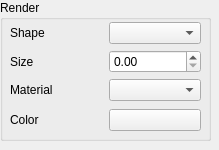
Before: the Qt Designer form Project/grenderwidget.ui in nicobabot/KingGarron_Engine, drawn with Qt 5.
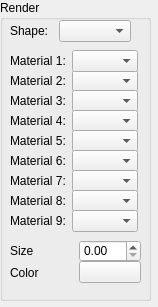
After: the same form once the commit is applied.

```diff
--- a/Project/grenderwidget.ui
+++ b/Project/grenderwidget.ui
@@ -6,8 +6,8 @@
    <rect>
     <x>0</x>
     <y>0</y>
-    <width>219</width>
-    <height>150</height>
+    <width>158</width>
+    <height>307</height>
    </rect>
   </property>
   <property name="windowTitle">
@@ -18,8 +18,8 @@
     <rect>
      <x>0</x>
      <y>0</y>
-     <width>211</width>
-     <height>141</height>
+     <width>151</width>
+     <height>301</height>
     </rect>
    </property>
    <property name="minimumSize">
@@ -35,20 +35,214 @@
     <property name="geometry">
      <rect>
       <x>10</x>
-      <y>20</y>
-      <width>191</width>
-      <height>113</height>
+      <y>70</y>
+      <width>128</width>
+      <height>22</height>
      </rect>
     </property>
-    <layout class="QVBoxLayout" name="verticalLayout_2">
+    <layout class="QHBoxLayout" name="horizontalLayout_2">
      <item>
-      <layout class="QVBoxLayout" name="verticalLayout">
+      <widget class="QLabel" name="label_5">
+       <property name="text">
+        <string>Material 2:</string>
+       </property>
+      </widget>
+     </item>
        <item>
+      <widget class="QComboBox" name="Material2Box"/>
+     </item>
+    </layout>
+   </widget>
+   <widget class="QWidget" name="layoutWidget_2">
+    <property name="geometry">
+     <rect>
+      <x>10</x>
+      <y>90</y>
+      <width>128</width>
+      <height>22</height>
+     </rect>
+    </property>
+    <layout class="QHBoxLayout" name="horizontalLayout_3">
+     <item>
+      <widget class="QLabel" name="label_6">
+       <property name="text">
+        <string>Material 3:</string>
+       </property>
+      </widget>
+     </item>
+     <item>
+      <widget class="QComboBox" name="Material3Box"/>
+     </item>
+    </layout>
+   </widget>
+   <widget class="QWidget" name="layoutWidget_3">
+    <property name="geometry">
+     <rect>
+      <x>10</x>
+      <y>110</y>
+      <width>128</width>
+      <height>22</height>
+     </rect>
+    </property>
+    <layout class="QHBoxLayout" name="horizontalLayout_4">
+     <item>
+      <widget class="QLabel" name="label_7">
+       <property name="text">
+        <string>Material 4:</string>
+       </property>
+      </widget>
+     </item>
+     <item>
+      <widget class="QComboBox" name="Material4Box"/>
+     </item>
+    </layout>
+   </widget>
+   <widget class="QWidget" name="layoutWidget_4">
+    <property name="geometry">
+     <rect>
+      <x>10</x>
+      <y>130</y>
+      <width>128</width>
+      <height>22</height>
+     </rect>
+    </property>
+    <layout class="QHBoxLayout" name="horizontalLayout_5">
+     <item>
+      <widget class="QLabel" name="label_8">
+       <property name="text">
+        <string>Material 5:</string>
+       </property>
+      </widget>
+     </item>
+     <item>
+      <widget class="QComboBox" name="Material5Box"/>
+     </item>
+    </layout>
+   </widget>
+   <widget class="QWidget" name="layoutWidget_5">
+    <property name="geometry">
+     <rect>
+      <x>10</x>
+      <y>150</y>
+      <width>128</width>
+      <height>22</height>
+     </rect>
+    </property>
+    <layout class="QHBoxLayout" name="horizontalLayout_6">
+     <item>
+      <widget class="QLabel" name="label_9">
+       <property name="text">
+        <string>Material 6:</string>
+       </property>
+      </widget>
+     </item>
+     <item>
+      <widget class="QComboBox" name="Material6Box"/>
+     </item>
+    </layout>
+   </widget>
+   <widget class="QWidget" name="layoutWidget_6">
+    <property name="geometry">
+     <rect>
+      <x>10</x>
+      <y>170</y>
+      <width>128</width>
+      <height>22</height>
+     </rect>
+    </property>
+    <layout class="QHBoxLayout" name="horizontalLayout_7">
+     <item>
+      <widget class="QLabel" name="label_10">
+       <property name="text">
+        <string>Material 7:</string>
+       </property>
+      </widget>
+     </item>
+     <item>
+      <widget class="QComboBox" name="Material7Box"/>
+     </item>
+    </layout>
+   </widget>
+   <widget class="QWidget" name="layoutWidget_7">
+    <property name="geometry">
+     <rect>
+      <x>10</x>
+      <y>190</y>
+      <width>128</width>
+      <height>22</height>
+     </rect>
+    </property>
+    <layout class="QHBoxLayout" name="horizontalLayout_8">
+     <item>
+      <widget class="QLabel" name="label_11">
+       <property name="text">
+        <string>Material 8:</string>
+       </property>
+      </widget>
+     </item>
+     <item>
+      <widget class="QComboBox" name="Material8Box"/>
+     </item>
+    </layout>
+   </widget>
+   <widget class="QWidget" name="layoutWidget_8">
+    <property name="geometry">
+     <rect>
+      <x>10</x>
+      <y>210</y>
+      <width>128</width>
+      <height>22</height>
+     </rect>
+    </property>
+    <layout class="QHBoxLayout" name="horizontalLayout_9">
+     <item>
+      <widget class="QLabel" name="label_12">
+       <property name="text">
+        <string>Material 9:</string>
+       </property>
+      </widget>
+     </item>
+     <item>
+      <widget class="QComboBox" name="Material9Box"/>
+     </item>
+    </layout>
+   </widget>
+   <widget class="QWidget" name="">
+    <property name="geometry">
+     <rect>
+      <x>10</x>
+      <y>50</y>
+      <width>128</width>
+      <height>22</height>
+     </rect>
+    </property>
         <layout class="QHBoxLayout" name="horizontalLayout">
          <item>
+      <widget class="QLabel" name="label_4">
+       <property name="text">
+        <string>Material 1:</string>
+       </property>
+      </widget>
+     </item>
+     <item>
+      <widget class="QComboBox" name="Material1Box"/>
+     </item>
+    </layout>
+   </widget>
+   <widget class="QWidget" name="">
+    <property name="geometry">
+     <rect>
+      <x>10</x>
+      <y>20</y>
+      <width>121</width>
+      <height>22</height>
+     </rect>
+    </property>
+    <layout class="QHBoxLayout" name="horizontalLayout_10">
+     <item>
           <widget class="QLabel" name="label">
            <property name="text">
-            <string>Shape</string>
+        <string>Shape:</string>
            </property>
           </widget>
          </item>
@@ -56,9 +250,17 @@
           <widget class="QComboBox" name="Shapebox"/>
          </item>
         </layout>
-       </item>
-       <item>
-        <layout class="QHBoxLayout" name="horizontalLayout_2">
+   </widget>
+   <widget class="QWidget" name="">
+    <property name="geometry">
+     <rect>
+      <x>10</x>
+      <y>240</y>
+      <width>131</width>
+      <height>22</height>
+     </rect>
+    </property>
+    <layout class="QHBoxLayout" name="horizontalLayout_11">
          <item>
           <widget class="QLabel" name="label_2">
            <property name="text">
@@ -70,25 +272,17 @@
           <widget class="QDoubleSpinBox" name="SizeValue"/>
          </item>
         </layout>
-       </item>
-       <item>
-        <layout class="QHBoxLayout" name="horizontalLayout_4">
-         <item>
-          <widget class="QLabel" name="label_4">
-           <property name="text">
-            <string>Material</string>
-           </property>
-          </widget>
-         </item>
-         <item>
-          <widget class="QComboBox" name="Materialbox"/>
-         </item>
-        </layout>
-       </item>
-      </layout>
-     </item>
-     <item>
-      <layout class="QHBoxLayout" name="horizontalLayout_3">
+   </widget>
+   <widget class="QWidget" name="">
+    <property name="geometry">
+     <rect>
+      <x>10</x>
+      <y>260</y>
+      <width>131</width>
+      <height>25</height>
+     </rect>
+    </property>
+    <layout class="QHBoxLayout" name="horizontalLayout_12">
        <item>
         <widget class="QLabel" name="label_3">
          <property name="text">
@@ -102,8 +296,6 @@
           <string/>
          </property>
         </widget>
-       </item>
-      </layout>
      </item>
     </layout>
    </widget>
```
Lines whose indentation alone changed are shown as unchanged.
